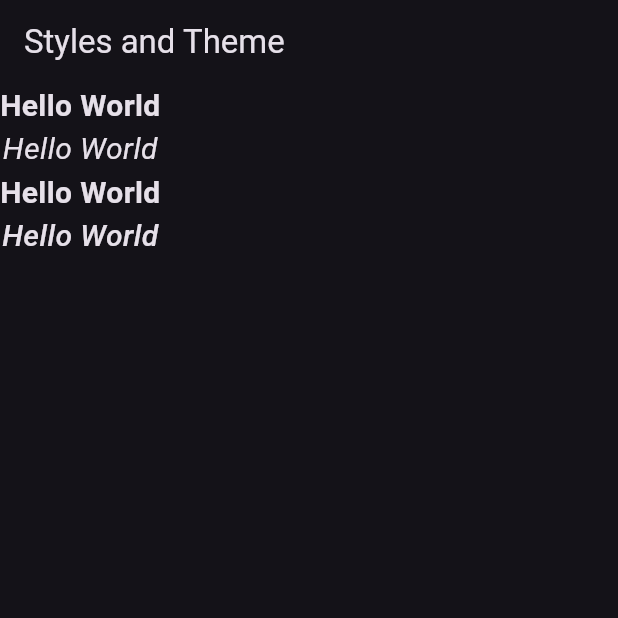
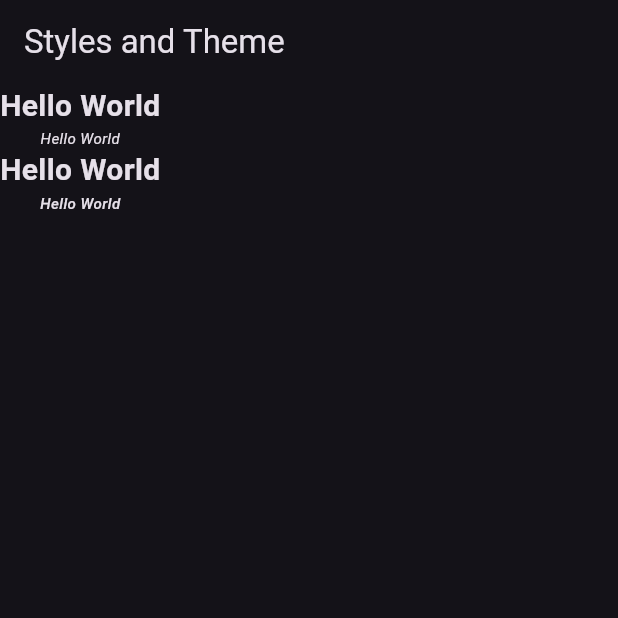
Before and after one commit to Piyushbhatt7/Flutter-Widgets, a Flutter app: the screen it shows after launch, on a phone screen of 412 x 824 dp, the top half of it. Run offline on Flutter 3.47's test engine with Material 3 defaults, Android fonts, the phone set to English and light mode, and no system bars.

Commit message:
fontStyle: FontStyle.italic

```diff
--- a/lib/styles and themes.dart
+++ b/lib/styles and themes.dart
@@ -13,9 +13,9 @@ class styles_themes extends StatelessWidget {
       body: Column(
         children: [
           Text('Hello World', style: TextStyle(fontSize: 20, fontWeight: FontWeight.bold),),
-          Text('Hello World', style: TextStyle(fontSize: 20, fontWeight: FontWeight.w400, fontStyle: FontStyle.italic),),
+          Text('Hello World', style: TextStyle(fontSize: 10, fontWeight: FontWeight.w400, fontStyle: FontStyle.italic),),
           Text('Hello World', style: TextStyle(fontSize: 20, fontWeight: FontWeight.bold),),
-          Text('Hello World', style: TextStyle(fontSize: 20, fontWeight: FontWeight.w500,fontStyle: FontStyle.italic),),
+          Text('Hello World', style: TextStyle(fontSize: 10, fontWeight: FontWeight.w500,fontStyle: FontStyle.italic),),
         ],
       ),
     );
```
